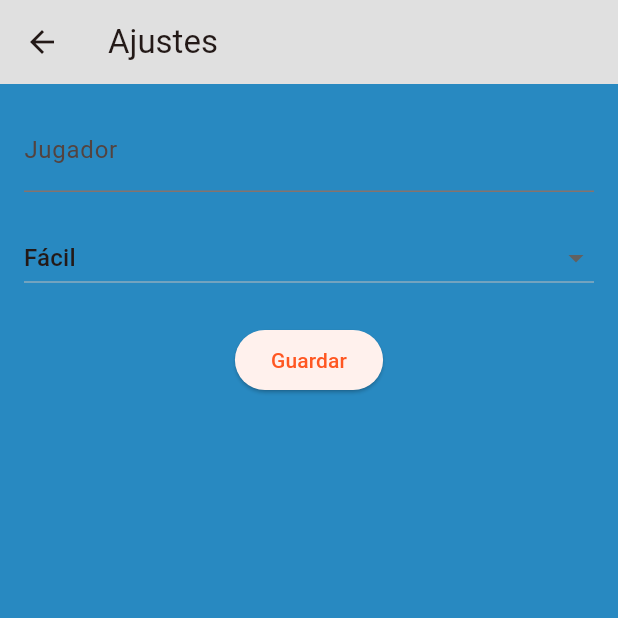
After one commit to DavidMarvel-2409/3479A321_2021479302, a Flutter app: the screen it shows after launch, after a tap on "Ajustes", on a phone screen of 412 x 824 dp, the top half of it. The commit adds this screen. Run offline on Flutter 3.47's test engine with Material 3 defaults, Android fonts, the phone set to English and light mode, and no system bars; our stand-ins replace logger, shared_preferences.

Commit message:
Implementa persistencia y pantalla de ajustes

```diff
--- /dev/null
+++ b/lib/core/services/storage_service.dart
@@ -0,0 +1,25 @@
+import 'package:shared_preferences/shared_preferences.dart';
+
+class StorageService {
+  static late SharedPreferences _prefs;
+
+  static Future<void> init() async {
+    _prefs = await SharedPreferences.getInstance();
+  }
+
+  static Future<void> saveUsername(String name) async {
+    await _prefs.setString('username', name);
+  }
+
+  static String getUsername() {
+    return _prefs.getString('username') ?? 'Jugador 1';
+  }
+
+  static Future<void> saveDifficulty(String difficulty) async {
+    await _prefs.setString('difficulty', difficulty);
+  }
+
+  static String getDifficulty() {
+    return _prefs.getString('difficulty') ?? 'Fácil';
+  }
+}
--- a/lib/main.dart
+++ b/lib/main.dart
@@ -6,10 +6,14 @@ import 'ui/screens/history_screen.dart';
 import 'ui/screens/about.dart';
 import 'package:provider/provider.dart';
 import 'viewmodels/game_view_model.dart';
+import 'core/services/storage_service.dart';
+import 'ui/screens/settings_screen.dart';
 
 var logger = Logger();
 
-void main() {
+void main() async {
+  WidgetsFlutterBinding.ensureInitialized();
+  await StorageService.init();
   logger.d('Debug: iniciando app');
   logger.i('Info: app iniciada');
   logger.w('Warning: prueba');
@@ -32,6 +36,7 @@ class MyApp extends StatelessWidget {
         ),
         '/history': (context) => const HistoryScreen(),
         '/about': (context) => const AboutScreen(),
+        '/settings': (context) => const SettingsScreen(),
       },
       title: 'Buscaminas',
       theme: ThemeData(
--- a/lib/ui/screens/menu_screen.dart
+++ b/lib/ui/screens/menu_screen.dart
@@ -22,6 +22,11 @@ class MenuScreen extends StatelessWidget {
             ),
             const SizedBox(height: 12),
             ElevatedButton(
+              onPressed: () => Navigator.pushNamed(context, '/settings'),
+              child: const Text('Ajustes'),
+            ),
+            const SizedBox(height: 12),
+            ElevatedButton(
               onPressed: () => Navigator.pushNamed(context, '/history'),
               child: const Text('Historial'),
             ),
--- /dev/null
+++ b/lib/ui/screens/settings_screen.dart
@@ -0,0 +1,90 @@
+import 'package:flutter/material.dart';
+
+import '../../core/services/storage_service.dart';
+
+class SettingsScreen extends StatefulWidget {
+  const SettingsScreen({super.key});
+
+  @override
+  State<SettingsScreen> createState() => _SettingsScreenState();
+}
+
+class _SettingsScreenState extends State<SettingsScreen> {
+  late TextEditingController _nameController;
+
+  String _selectedDifficulty = 'Fácil';
+
+  @override
+  void initState() {
+    super.initState();
+
+    _nameController = TextEditingController(text: StorageService.getUsername());
+
+    _selectedDifficulty = StorageService.getDifficulty();
+  }
+
+  Future<void> _saveSettings() async {
+    await StorageService.saveUsername(_nameController.text);
+
+    await StorageService.saveDifficulty(_selectedDifficulty);
+
+    if (mounted) {
+      ScaffoldMessenger.of(
+        context,
+      ).showSnackBar(const SnackBar(content: Text('Guardado correctamente')));
+    }
+  }
+
+  @override
+  void dispose() {
+    _nameController.dispose();
+    super.dispose();
+  }
+
+  @override
+  Widget build(BuildContext context) {
+    return Scaffold(
+      appBar: AppBar(title: const Text('Ajustes')),
+
+      body: Padding(
+        padding: const EdgeInsets.all(16),
+
+        child: Column(
+          children: [
+            TextField(
+              controller: _nameController,
+              decoration: const InputDecoration(labelText: 'Jugador'),
+            ),
+
+            const SizedBox(height: 20),
+
+            DropdownButton<String>(
+              value: _selectedDifficulty,
+              isExpanded: true,
+
+              items: ['Fácil', 'Medio', 'Difícil']
+                  .map(
+                    (value) =>
+                        DropdownMenuItem(value: value, child: Text(value)),
+                  )
+                  .toList(),
+
+              onChanged: (value) {
+                setState(() {
+                  _selectedDifficulty = value!;
+                });
+              },
+            ),
+
+            const SizedBox(height: 20),
+
+            ElevatedButton(
+              onPressed: _saveSettings,
+              child: const Text('Guardar'),
+            ),
+          ],
+        ),
+      ),
+    );
+  }
+}
--- a/pubspec.yaml
+++ b/pubspec.yaml
@@ -36,6 +36,7 @@ dependencies:
   cupertino_icons: ^1.0.8
   logger: ^2.7.0
   provider: ^6.1.5+1
+  shared_preferences: ^2.5.5
 
 dev_dependencies:
   flutter_test:
```
Also changed, not shown: pubspec.lock, 1 other file.
